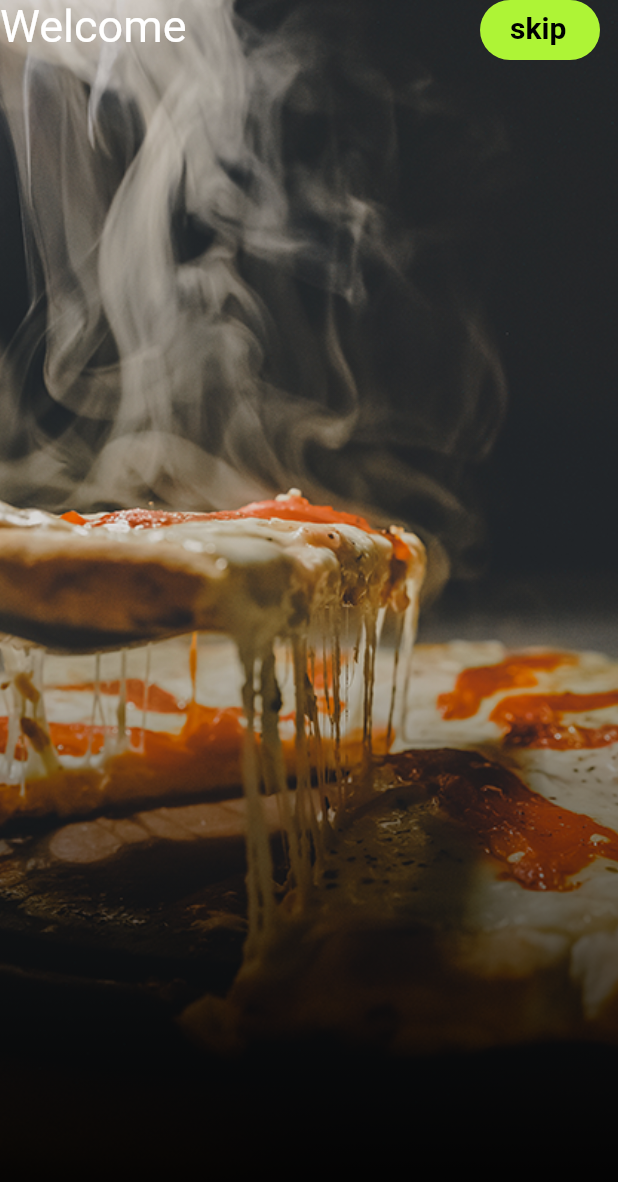
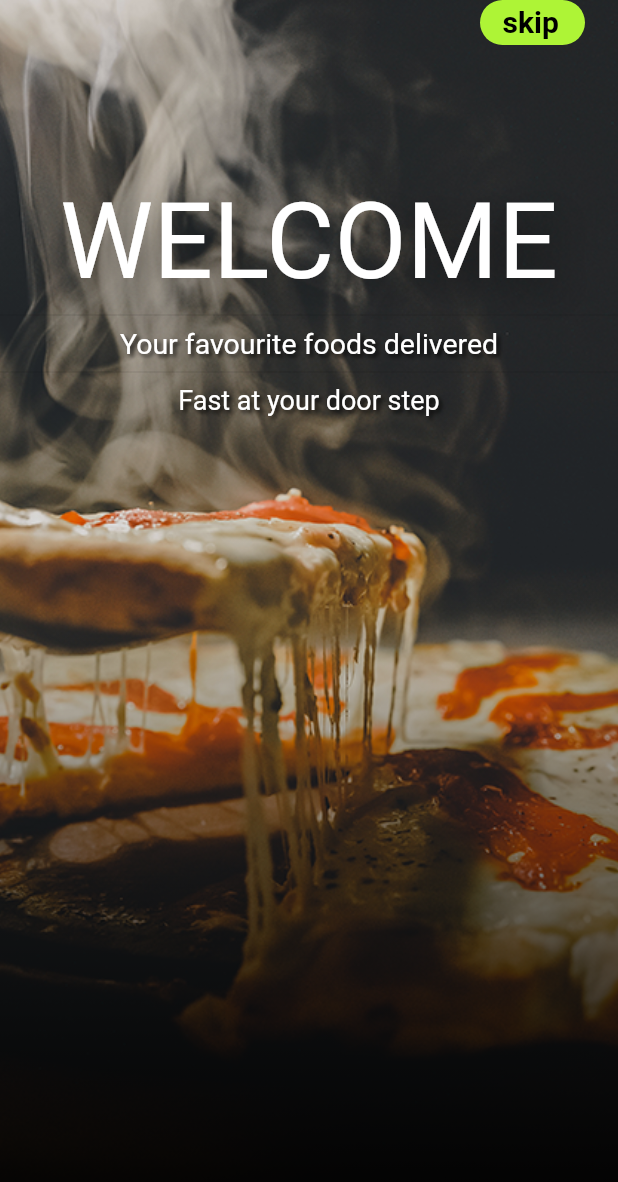
Before and after one commit to OscarNii/flutter_food_delivery, a Flutter app: the screen it shows after launch, on a phone screen of 412 x 824 dp. Shown: the top 1182 px of the screen. Run offline on Flutter 3.47's test engine with Material 2 defaults, Android fonts, the light colour scheme and no system bars; our stand-ins replace flutter_signin_button, google_fonts; Roboto replaces fonts that are missing (Acme).

Commit message:
Login Updates

```diff
--- a/lib/signup.dart
+++ b/lib/signup.dart
@@ -2,6 +2,7 @@
 
 import 'package:flutter/material.dart';
 import 'package:flutter_food_delivery/pages/page1.dart';
+import 'package:google_fonts/google_fonts.dart';
 
 class Signup extends StatelessWidget {
   const Signup({Key? key}) : super(key: key);
@@ -17,14 +18,14 @@ class Signup extends StatelessWidget {
             child: Padding(
               padding: const EdgeInsets.only(left: 320.0),
               child: Container(
-                width: 80,
-                height: 40,
+                width: 70,
+                height: 30,
                 decoration: BoxDecoration(
                   color: Color.fromARGB(255, 174, 244, 54),
                   borderRadius: BorderRadius.circular(25),
                 ),
                 child: Padding(
-                  padding: const EdgeInsets.only(left: 20, top: 7),
+                  padding: const EdgeInsets.only(left: 15, top: 3),
                   child: Text(
                     'skip',
                     style: TextStyle(
@@ -36,19 +37,65 @@ class Signup extends StatelessWidget {
               ),
             ),
           ),
-          SingleChildScrollView(
-            scrollDirection: Axis.horizontal,
+          Scaffold(
+            backgroundColor: Colors.transparent,
+            body: SafeArea(
+              child: Center(
+                child: Padding(
+                  padding: const EdgeInsets.only(top: 120.0),
                   child: Column(
-              crossAxisAlignment: CrossAxisAlignment.center,
                     children: [
+                      Center(
+                        child: Text(
+                          'WELCOME',
+                          style: GoogleFonts.acme(
+                            textStyle: TextStyle(
+                              color: Colors.white,
+                              fontSize: 70,
+                              shadows: <Shadow>[
+                                Shadow(
+                                    offset: Offset(10.0, 10.0),
+                                    blurRadius: 30.0,
+                                    color: Colors.black38),
+                              ],
+                            ),
+                          ),
+                        ),
+                      ),
+                      Divider(),
                       Text(
-                  'Welcome',
+                        'Your favourite foods delivered',
                         style: TextStyle(
+                          fontSize: 19,
                           color: Colors.white,
-                    fontSize: 30,
+                          shadows: <Shadow>[
+                            Shadow(
+                              offset: Offset(2.0, 2.0),
+                              blurRadius: 3.0,
+                              color: Colors.black87,
+                            ),
+                          ],
+                        ),
+                      ),
+                      Divider(),
+                      Text(
+                        'Fast at your door step',
+                        style: TextStyle(
+                          fontSize: 18,
+                          color: Colors.white,
+                          shadows: <Shadow>[
+                            Shadow(
+                              offset: Offset(2.0, 2.0),
+                              blurRadius: 3.0,
+                              color: Colors.black87,
+                            ),
+                          ],
                         ),
                       ),
                     ],
+                  ),
+                ),
+              ),
             ),
           )
         ],
```
Lines whose indentation alone changed are shown as unchanged.
